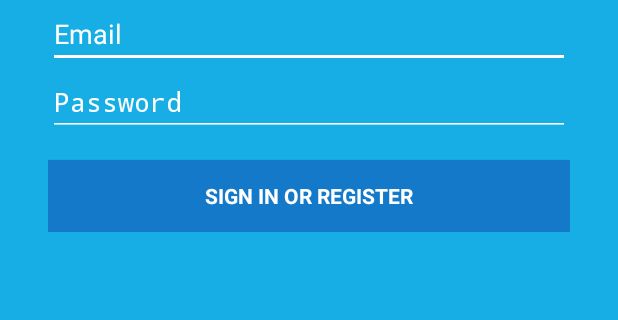
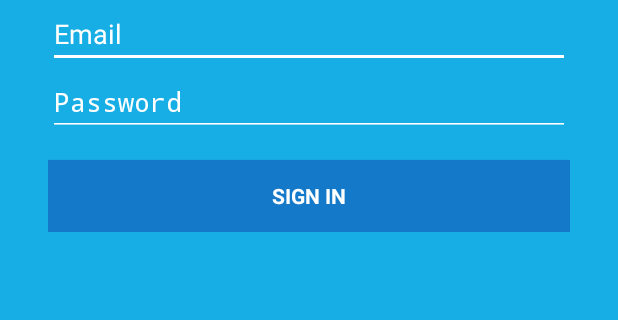
Before and after one commit to twisty-n/FlightBud-Group1-2015, an Android app: the LoginActivity screen opened directly, with no data from a screen before it, on a phone screen of 412 x 824 dp, the part 550-870 px from its top. Run offline under Robolectric (Android 15) with nearby library versions, the phone set to English and light mode, and no system bars; 2 statements that could not run were skipped.

Commit message:
screw registration

```diff
--- a/app/src/main/res/values/strings_activity_login.xml
+++ b/app/src/main/res/values/strings_activity_login.xml
@@ -3,7 +3,7 @@
     <!-- Strings related to login -->
     <string name="prompt_email">Email</string>
     <string name="prompt_password">Password</string>
-    <string name="action_sign_in">Sign in or register</string>
+    <string name="action_sign_in">Sign in</string>
     <string name="action_sign_in_short">Sign in</string>
 
     <string name="error_invalid_email">This email address is invalid</string>
```
